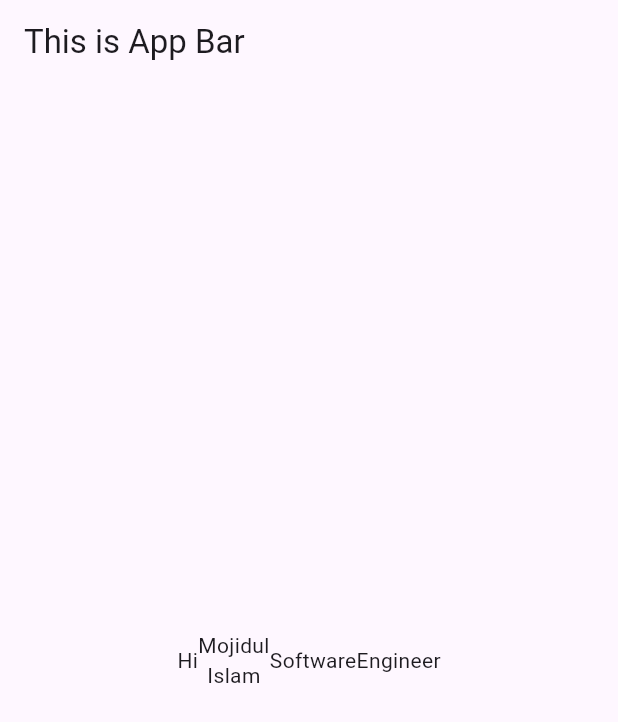
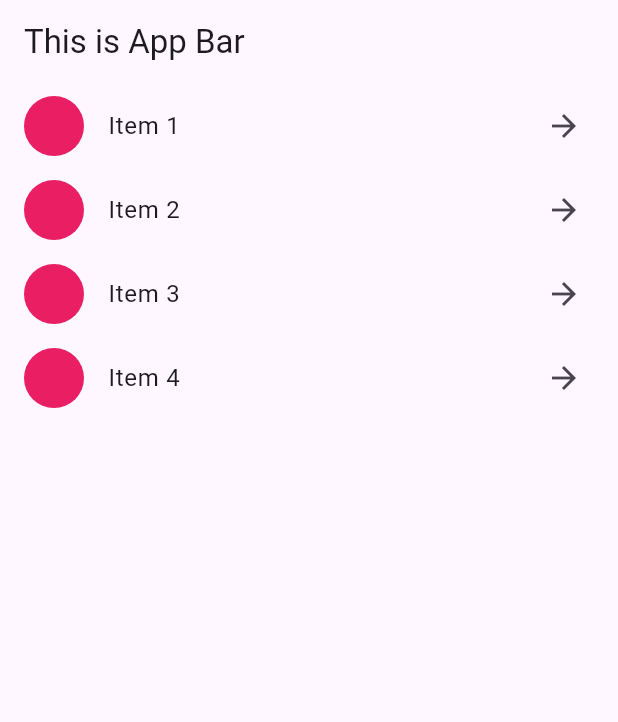
Before and after one commit to mojidul-dev-pwd/project-test-app, a Flutter app: the screen it shows after launch, on a phone screen of 412 x 824 dp. Shown: the top 722 px of the screen. Run offline on Flutter 3.47's test engine with Material 3 defaults, Android fonts, the phone set to English and light mode, and no system bars; our stand-ins replace bloc, equatable, flutter_bloc.

Commit message:
list view

```diff
--- a/lib/main.dart
+++ b/lib/main.dart
@@ -8,10 +8,72 @@ void main() {
     //),
     home: Scaffold(
         appBar: AppBar(title: Text("This is App Bar"),),
-        body: MyAppRow()
+        body: MyAppListView()
     )
   ));
 }
+
+class MyAppListView extends StatefulWidget {
+  const MyAppListView({super.key});
+
+  @override
+  State<MyAppListView> createState() => _MyAppListViewState();
+}
+
+class _MyAppListViewState extends State<MyAppListView> {
+  @override
+  Widget build(BuildContext context) {
+    return ListView(
+      children: [
+        ListTile(
+          title: Text("Item 1"),
+          leading: Container(
+            height: 40,
+            width: 40,
+            decoration: BoxDecoration(
+              shape: BoxShape.circle, color: Colors.pink
+            ),
+          ),
+          trailing: Icon(Icons.arrow_forward),
+        ),
+        ListTile(
+          title: Text("Item 2"),
+          leading: Container(
+            height: 40,
+            width: 40,
+            decoration: BoxDecoration(
+                shape: BoxShape.circle, color: Colors.pink
+            ),
+          ),
+          trailing: Icon(Icons.arrow_forward),
+        ),
+        ListTile(
+          title: Text("Item 3"),
+          leading: Container(
+            height: 40,
+            width: 40,
+            decoration: BoxDecoration(
+                shape: BoxShape.circle, color: Colors.pink
+            ),
+          ),
+          trailing: Icon(Icons.arrow_forward),
+        ),
+        ListTile(
+          title: Text("Item 4"),
+          leading: Container(
+            height: 40,
+            width: 40,
+            decoration: BoxDecoration(
+                shape: BoxShape.circle, color: Colors.pink
+            ),
+          ),
+          trailing: Icon(Icons.arrow_forward),
+        )
+      ],
+    );
+  }
+}
+
 
 class MyAppRow extends StatelessWidget {
   const MyAppRow({super.key});
```
